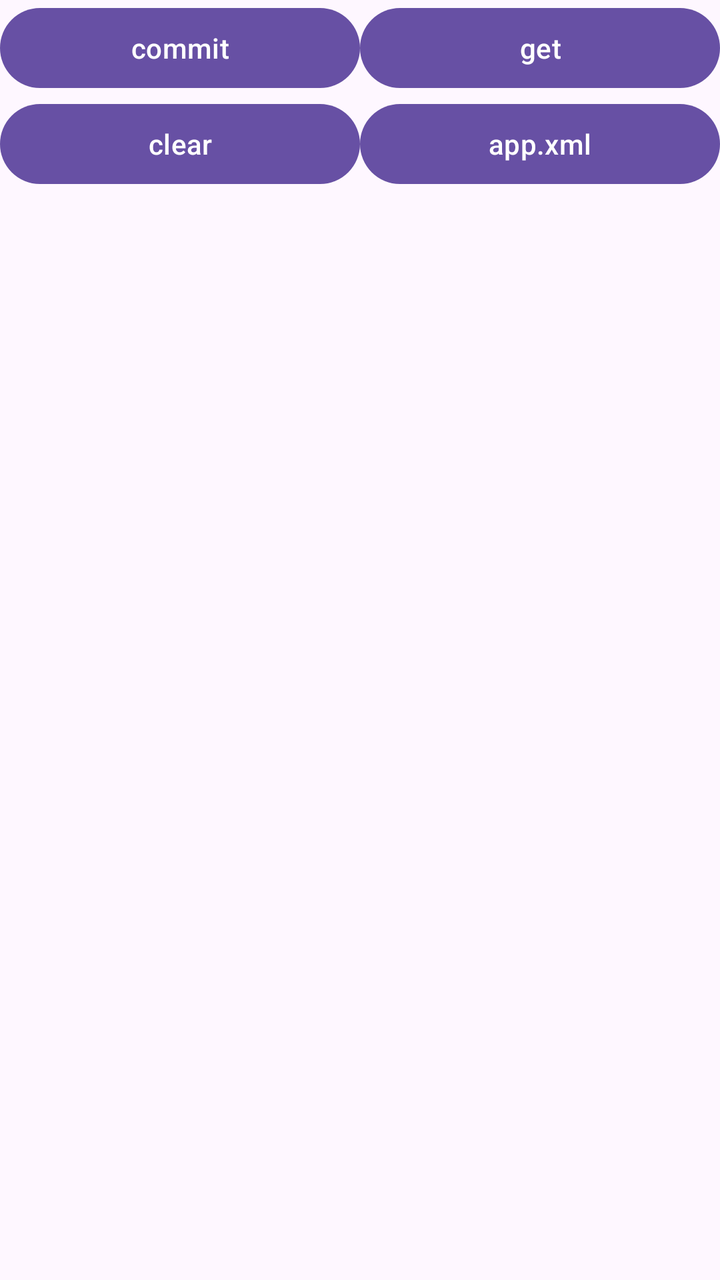
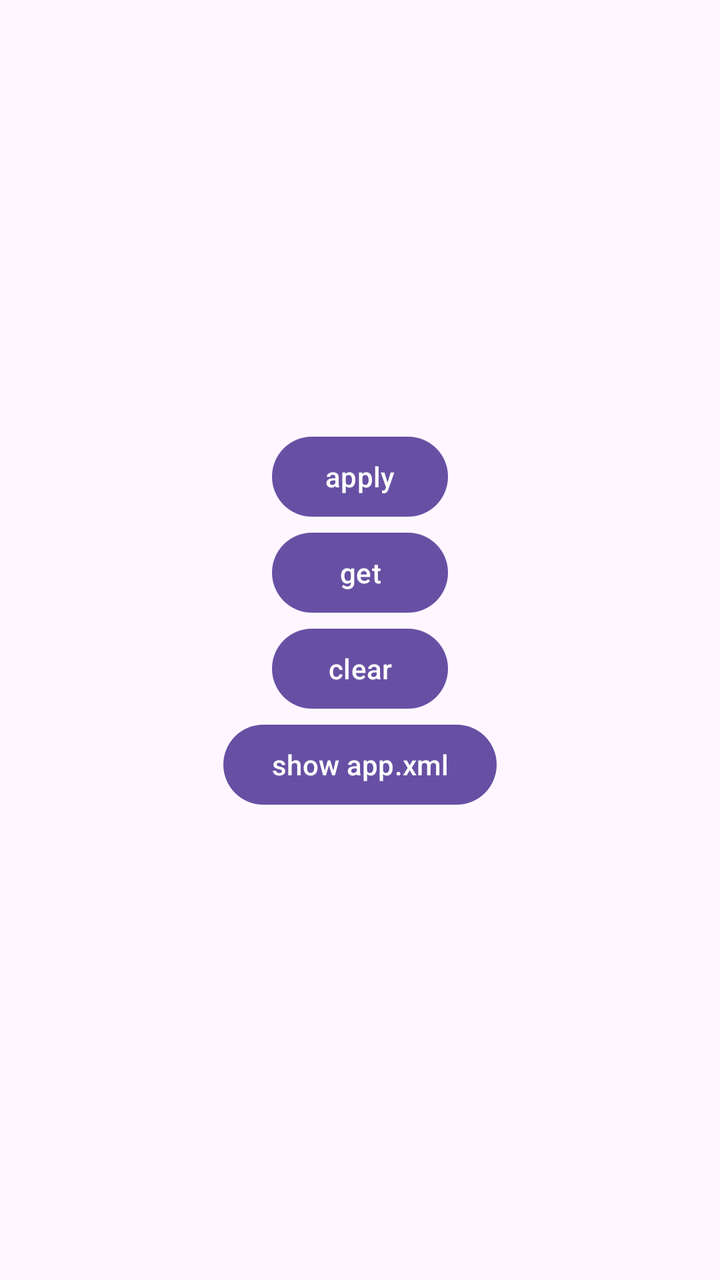

Two renders of the same Android screen: before a commit and after it. Below are the layout's source before the change and the commit's diff.
<!-- AndroidManifest.xml: application theme Theme.A8SharedPreferencesSample -->
<!-- res/layout/activity_main.xml -->
<?xml version="1.0" encoding="utf-8"?>
<LinearLayout xmlns:android="http://schemas.android.com/apk/res/android"
    xmlns:tools="http://schemas.android.com/tools"
    android:id="@+id/main"
    android:layout_width="match_parent"
    android:layout_height="match_parent"
    android:orientation="vertical"
    tools:context=".MainActivity">

    <LinearLayout
        android:layout_width="match_parent"
        android:layout_height="wrap_content"
        android:orientation="horizontal">

        <Button
            android:id="@+id/btn_commit"
            android:layout_width="0dp"
            android:layout_height="wrap_content"
            android:layout_weight="1"
            android:text="commit" />

        <Button
            android:id="@+id/btn_get"
            android:layout_width="0dp"
            android:layout_height="wrap_content"
            android:layout_weight="1"
            android:text="get" />
    </LinearLayout>

    <LinearLayout
        android:layout_width="match_parent"
        android:layout_height="wrap_content"
        android:orientation="horizontal">

        <Button
            android:id="@+id/btn_clear"
            android:layout_width="0dp"
            android:layout_height="wrap_content"
            android:layout_weight="1"
            android:text="clear" />

        <Button
            android:id="@+id/btn_xml"
            android:layout_width="0dp"
            android:layout_height="wrap_content"
            android:layout_weight="1"
            android:text="app.xml" />
    </LinearLayout>

    <ScrollView
        android:id="@+id/scroll_output"
        android:layout_width="match_parent"
        android:layout_height="0dp"
        android:layout_weight="1">

        <TextView
            android:id="@+id/tv_output"
            android:layout_width="match_parent"
            android:layout_height="wrap_content"
            android:fontFamily="monospace"
            android:padding="8dp"
            android:textIsSelectable="true"
            android:textSize="12sp" />
    </ScrollView>

</LinearLayout>
<!-- resources referenced by this layout -->
<resources>
  <style name="Theme.A8SharedPreferencesSample" parent="Base.Theme.A8SharedPreferencesSample" />
  <style name="Base.Theme.A8SharedPreferencesSample" parent="Theme.Material3.DayNight.NoActionBar">
          
          
      </style>
</resources>

<!-- the commit's change to res/layout/activity_main.xml (unified diff, before → after) -->
@@ -4,63 +4,37 @@
     android:id="@+id/main"
     android:layout_width="match_parent"
     android:layout_height="match_parent"
+    android:gravity="center"
     android:orientation="vertical"
     tools:context=".MainActivity">
 
-    <LinearLayout
-        android:layout_width="match_parent"
+    <Button
+        android:id="@+id/btn_apply"
+        android:layout_width="wrap_content"
         android:layout_height="wrap_content"
-        android:orientation="horizontal">
+        android:text="apply" />
 
-        <Button
-            android:id="@+id/btn_commit"
-            android:layout_width="0dp"
-            android:layout_height="wrap_content"
-            android:layout_weight="1"
-            android:text="commit" />
+    <Button
+        android:id="@+id/btn_get"
+        android:layout_width="wrap_content"
+        android:layout_height="wrap_content"
+        android:text="get" />
 
-        <Button
-            android:id="@+id/btn_get"
-            android:layout_width="0dp"
-            android:layout_height="wrap_content"
-            android:layout_weight="1"
-            android:text="get" />
-    </LinearLayout>
+    <Button
+        android:id="@+id/btn_clear"
+        android:layout_width="wrap_content"
+        android:layout_height="wrap_content"
+        android:text="clear" />
 
-    <LinearLayout
-        android:layout_width="match_parent"
+    <Button
+        android:id="@+id/btn_xml"
+        android:layout_width="wrap_content"
         android:layout_height="wrap_content"
-        android:orientation="horizontal">
+        android:text="show app.xml" />
 
-        <Button
-            android:id="@+id/btn_clear"
-            android:layout_width="0dp"
-            android:layout_height="wrap_content"
-            android:layout_weight="1"
-            android:text="clear" />
-
-        <Button
-            android:id="@+id/btn_xml"
-            android:layout_width="0dp"
-            android:layout_height="wrap_content"
-            android:layout_weight="1"
-            android:text="app.xml" />
-    </LinearLayout>
-
-    <ScrollView
-        android:id="@+id/scroll_output"
-        android:layout_width="match_parent"
-        android:layout_height="0dp"
-        android:layout_weight="1">
-
-        <TextView
-            android:id="@+id/tv_output"
-            android:layout_width="match_parent"
-            android:layout_height="wrap_content"
-            android:fontFamily="monospace"
-            android:padding="8dp"
-            android:textIsSelectable="true"
-            android:textSize="12sp" />
-    </ScrollView>
+    <TextView
+        android:id="@+id/tv_output"
+        android:layout_width="wrap_content"
+        android:layout_height="wrap_content" />
 
 </LinearLayout>
